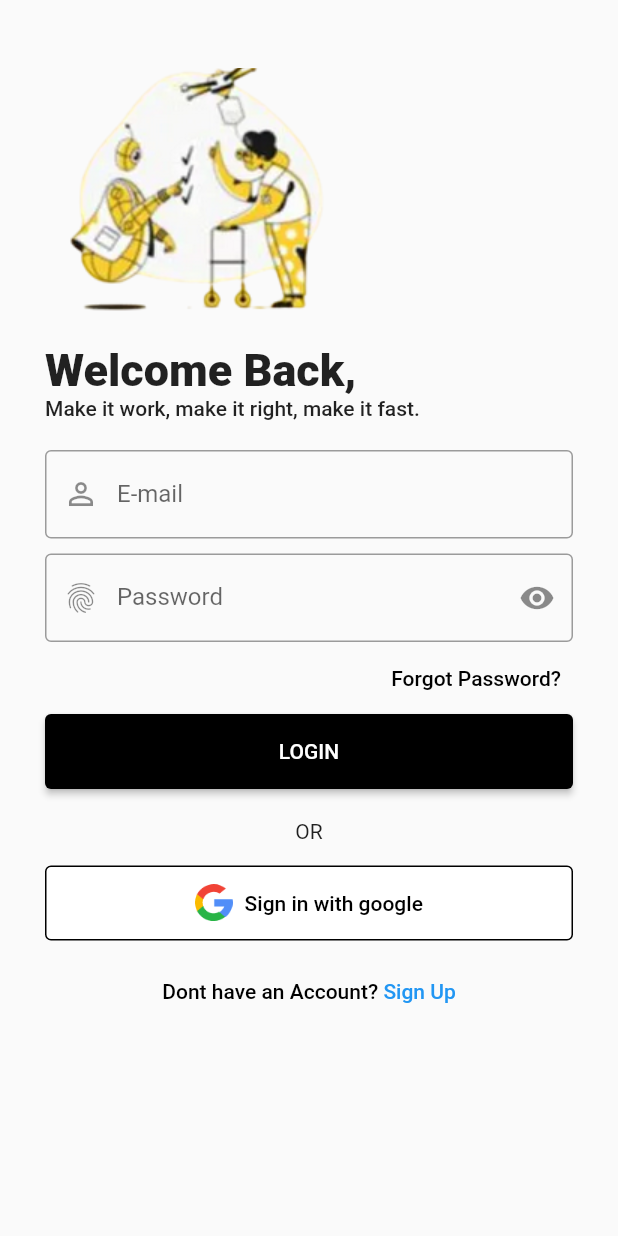
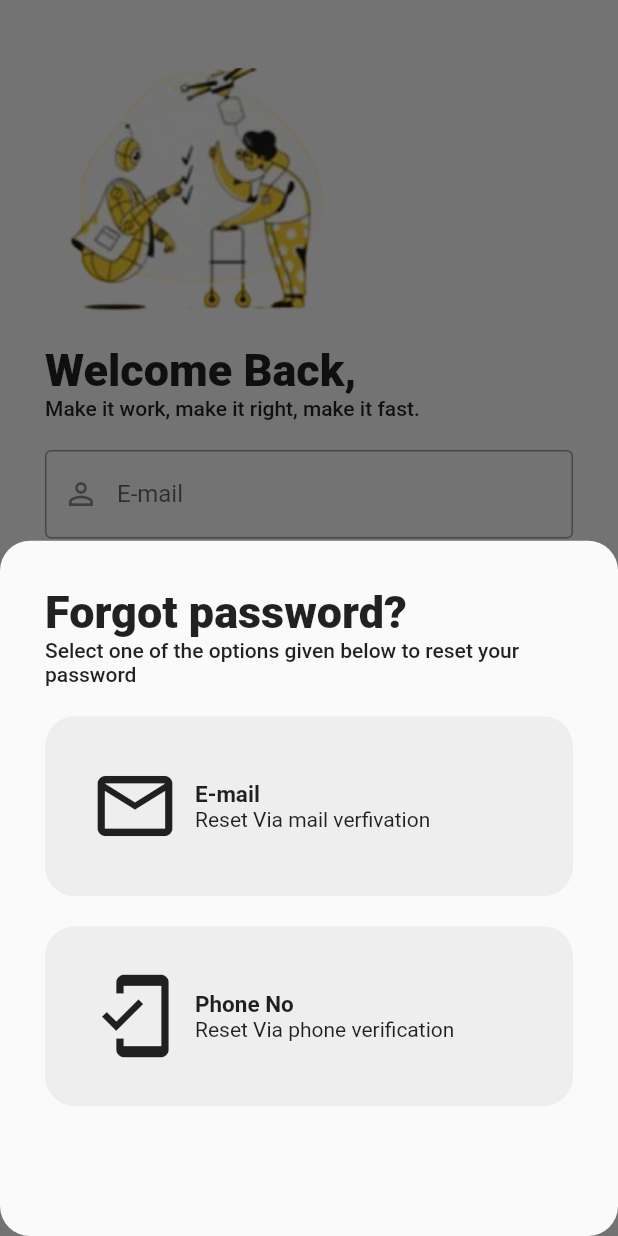
Before and after one commit to RY3IEZN/flutter_login_auths, a Flutter app: the LoginScreen screen opened directly, after a tap on "Forgot Password?", on a phone screen of 412 x 824 dp. Run offline on Flutter 3.47's test engine with Material 2 defaults, Android fonts, the light colour scheme and no system bars; our stand-ins replace flutter_otp_text_field, get, liquid_swipe, smooth_page_indicator; network calls fail.

```diff
--- a/lib/screens/login_screen.dart
+++ b/lib/screens/login_screen.dart
@@ -1,4 +1,7 @@
 import 'package:flutter/material.dart';
+import 'package:fluttrt_logn_ui/screens/forgot_password_screen.dart';
+import 'package:fluttrt_logn_ui/screens/sign_up_screen.dart';
+import 'package:get/get.dart';
 
 class LoginScreen extends StatelessWidget {
   LoginScreen({super.key});
@@ -60,7 +63,9 @@ class LoginScreen extends StatelessWidget {
                       Align(
                         alignment: Alignment.centerRight,
                         child: TextButton(
-                          onPressed: () {},
+                          onPressed: () {
+                            showModalSection(context);
+                          },
                           child: Text(
                             "Forgot Password?",
                             style: TextStyle(color: Colors.black),
@@ -111,7 +116,9 @@ class LoginScreen extends StatelessWidget {
                             height: 10,
                           ),
                           TextButton(
-                            onPressed: () {},
+                            onPressed: () {
+                              Get.to(() => SignUpScreen());
+                            },
                             child: Text.rich(
                               TextSpan(
                                 text: "Dont have an Account? ",
@@ -137,4 +144,108 @@ class LoginScreen extends StatelessWidget {
       ),
     );
   }
+
+  Future<dynamic> showModalSection(BuildContext context) {
+    return showModalBottomSheet(
+      shape: RoundedRectangleBorder(borderRadius: BorderRadius.circular(20)),
+      context: context,
+      builder: (context) => Container(
+        padding: EdgeInsets.all(30),
+        child: Column(
+          crossAxisAlignment: CrossAxisAlignment.start,
+          children: [
+            Text(
+              "Forgot password?",
+              style: TextStyle(
+                fontSize: 30,
+                fontWeight: FontWeight.w800,
+              ),
+            ),
+            Text(
+              "Select one of the options given below to reset your password",
+              style: TextStyle(
+                fontWeight: FontWeight.w500,
+              ),
+            ),
+            SizedBox(
+              height: 20,
+            ),
+            forgetBtns(
+              icon: Icon(
+                Icons.email_outlined,
+                size: 60,
+              ),
+              title: "E-mail",
+              subtitle: "Reset Via mail verfivation",
+              onPressed: () {
+                Navigator.pop(context);
+                Get.to(() => ForgotPasswordScreen());
+              },
+            ),
+            SizedBox(
+              height: 20,
+            ),
+            forgetBtns(
+              icon: Icon(Icons.mobile_friendly_outlined, size: 60),
+              title: "Phone No",
+              subtitle: "Reset Via phone verification",
+              onPressed: () {
+                Navigator.pop(context);
+                Get.to(() => ForgotPasswordScreen());
+              },
+            ),
+          ],
+        ),
+      ),
+    );
+  }
 }
+
+class forgetBtns extends StatelessWidget {
+  const forgetBtns({
+    Key? key,
+    required this.icon,
+    required this.title,
+    required this.subtitle,
+    required this.onPressed,
+  }) : super(key: key);
+
+  final Icon icon;
+  final String title;
+  final String subtitle;
+  final VoidCallback onPressed;
+
+  @override
+  Widget build(BuildContext context) {
+    return GestureDetector(
+      onTap: onPressed,
+      child: Container(
+        padding: EdgeInsets.all(30),
+        decoration: BoxDecoration(
+          borderRadius: BorderRadius.circular(20),
+          color: Colors.grey.shade200,
+        ),
+        child: Row(
+          children: [
+            icon,
+            SizedBox(
+              width: 10,
+            ),
+            Column(
+              crossAxisAlignment: CrossAxisAlignment.start,
+              children: [
+                Text(
+                  title,
+                  style: TextStyle(fontWeight: FontWeight.bold, fontSize: 15),
+                ),
+                Text(
+                  subtitle,
+                )
+              ],
+            )
+          ],
+        ),
+      ),
+    );
+  }
+}
--- a/lib/screens/sign_up_screen.dart
+++ b/lib/screens/sign_up_screen.dart
@@ -1,5 +1,7 @@
 import 'package:flutter/material.dart';
 import 'package:fluttrt_logn_ui/common/custom_textfield.dart';
+import 'package:fluttrt_logn_ui/screens/login_screen.dart';
+import 'package:get/get.dart';
 
 class SignUpScreen extends StatelessWidget {
   SignUpScreen({super.key});
@@ -97,7 +99,9 @@ class SignUpScreen extends StatelessWidget {
                     height: 5,
                   ),
                   TextButton(
-                    onPressed: () {},
+                    onPressed: () {
+                      Get.to(() => LoginScreen());
+                    },
                     child: Text.rich(
                       TextSpan(
                         text: "Already have an Account? ",
--- a/lib/screens/splash_screem.dart
+++ b/lib/screens/splash_screem.dart
@@ -1,4 +1,5 @@
 import 'package:flutter/material.dart';
+import 'package:fluttrt_logn_ui/screens/on_boarding_screen.dart';
 import 'package:fluttrt_logn_ui/screens/welcome_screen.dart';
 import 'package:get/get.dart';
 
@@ -93,6 +94,7 @@ class _SplashScreenState extends State<SplashScreen> {
   startAnimation() async {
     await Future.delayed(Duration(milliseconds: 500));
     setState(() => animate = true);
-    Get.to(WelcomeScreen());
+    await Future.delayed(Duration(milliseconds: 2000));
+    Get.to(() => OnBoardingScreen());
   }
 }
--- a/pubspec.yaml
+++ b/pubspec.yaml
@@ -35,6 +35,9 @@ dependencies:
   # Use with the CupertinoIcons class for iOS style icons.
   cupertino_icons: ^1.0.2
   get:
+  liquid_swipe:
+  smooth_page_indicator:
+  flutter_otp_text_field:
 
 dev_dependencies:
   flutter_test:
```
Also changed, not shown: lib/main.dart (+10 -2 lines), lib/screens/dynamic_island.dart (added, +92 -0 lines), lib/screens/forgot_password_screen.dart (added, +75 -0 lines), lib/screens/on_boarding_screen.dart (added, +115 -0 lines), lib/screens/otp_screen.dart (added, +55 -0 lines), lib/screens/welcome_screen.dart (+9 -2 lines), lib/widget/onboarding_widget.dart (added, +53 -0 lines), assets/images/forgot-password-logo.png (added), pubspec.lock.
